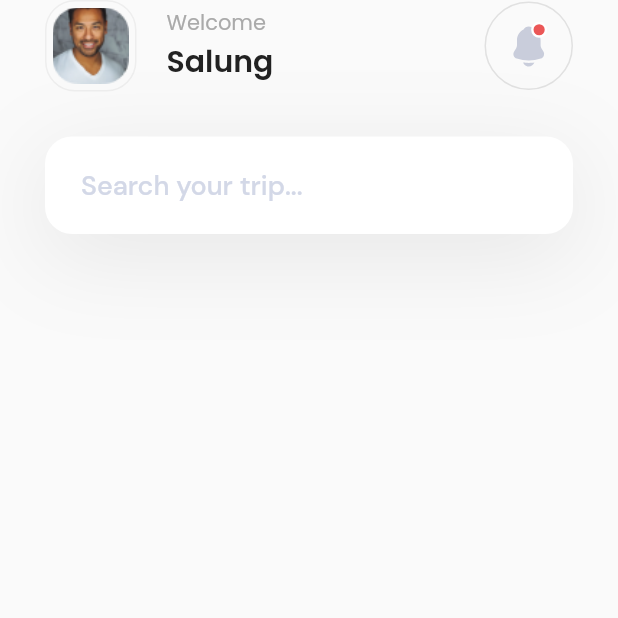
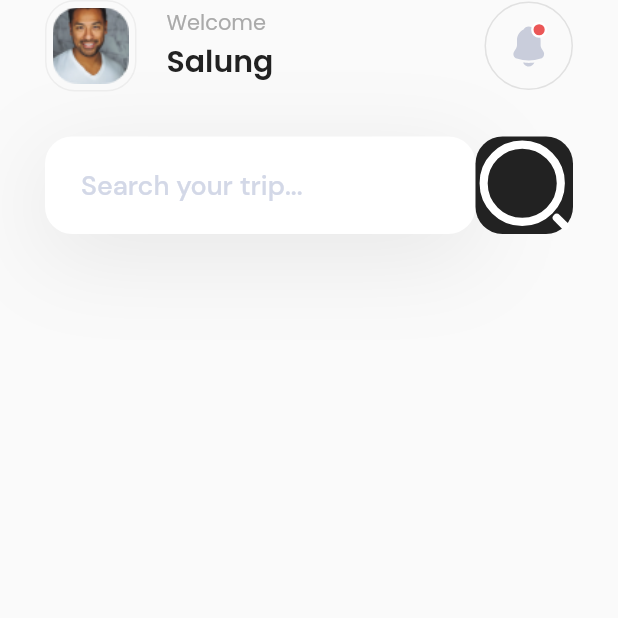
Before and after one commit to Dan-Y-Ko/Flutter-Dart-Playground, a Flutter app: the screen it shows after launch, on a phone screen of 412 x 824 dp, the top half of it. Run offline on Flutter 3.47's test engine with Material 2 defaults, Android fonts, the phone set to English and light mode, and no system bars; our stand-ins replace flutter_svg.

Commit message:
refactor some widgets to make them reuseable

```diff
--- a/flutter/ui/travel_app_ui/lib/widgets/avatar.dart
+++ b/flutter/ui/travel_app_ui/lib/widgets/avatar.dart
@@ -1,4 +1,6 @@
 import 'package:flutter/material.dart';
+
+import 'image_container.dart';
 
 class Avatar extends StatelessWidget {
   const Avatar({
@@ -7,23 +9,19 @@ class Avatar extends StatelessWidget {
 
   @override
   Widget build(BuildContext context) {
-    return Container(
+    return ImageContainer(
       height: 61.0,
       width: 61.0,
-      decoration: BoxDecoration(
-        border: Border.all(color: Color.fromRGBO(0, 0, 0, 0.05)
-            // color: Color(0xFFAAAAAA),
+      border: Border.all(
+        color: Color.fromRGBO(0, 0, 0, 0.05),
       ),
       borderRadius: BorderRadius.all(
         Radius.circular(20.0),
       ),
-      ),
-      child: Padding(
       padding: const EdgeInsets.all(4.0),
-        child: Image.asset(
+      asset: Image.asset(
         'assets/images/male_avatar.png',
         fit: BoxFit.fill,
-        ),
       ),
     );
   }
--- /dev/null
+++ b/flutter/ui/travel_app_ui/lib/widgets/image_container.dart
@@ -0,0 +1,39 @@
+import 'package:flutter/material.dart';
+
+class ImageContainer extends StatelessWidget {
+  const ImageContainer({
+    Key? key,
+    this.color,
+    required this.height,
+    required this.width,
+    this.border,
+    this.borderRadius,
+    required this.padding,
+    required this.asset,
+  }) : super(key: key);
+
+  final Color? color;
+  final double height;
+  final double width;
+  final BoxBorder? border;
+  final BorderRadiusGeometry? borderRadius;
+  final EdgeInsetsGeometry padding;
+  final Widget asset;
+
+  @override
+  Widget build(BuildContext context) {
+    return Container(
+      height: height,
+      width: width,
+      decoration: BoxDecoration(
+        color: color,
+        border: border,
+        borderRadius: borderRadius,
+      ),
+      child: Padding(
+        padding: padding,
+        child: asset,
+      ),
+    );
+  }
+}
--- a/flutter/ui/travel_app_ui/lib/widgets/notification.dart
+++ b/flutter/ui/travel_app_ui/lib/widgets/notification.dart
@@ -1,27 +1,25 @@
 import 'package:flutter/material.dart';
 import 'package:flutter_svg/flutter_svg.dart';
+
+import 'image_container.dart';
 
 class Notification extends StatelessWidget {
   const Notification({Key? key}) : super(key: key);
 
   @override
   Widget build(BuildContext context) {
-    return Container(
+    return ImageContainer(
       height: 59.0,
       width: 59.0,
-      decoration: BoxDecoration(
       border: Border.all(
         color: Color.fromRGBO(0, 0, 0, 0.1),
       ),
       borderRadius: BorderRadius.all(
         Radius.circular(50.0),
       ),
-      ),
-      child: Padding(
       padding: const EdgeInsets.all(12.0),
-        child: SvgPicture.asset(
+      asset: SvgPicture.asset(
         'assets/images/notification.svg',
-        ),
       ),
     );
   }
--- a/flutter/ui/travel_app_ui/lib/widgets/search.dart
+++ b/flutter/ui/travel_app_ui/lib/widgets/search.dart
@@ -1,6 +1,8 @@
 import 'package:flutter/material.dart';
+import 'package:flutter_svg/flutter_svg.dart';
+import 'package:travel_app_ui/widgets/input.dart';
 
-import 'input.dart';
+import 'image_container.dart';
 
 class Search extends StatelessWidget {
   const Search({Key? key}) : super(key: key);
@@ -10,6 +12,18 @@ class Search extends StatelessWidget {
     return Row(
       children: [
         Expanded(child: Input()),
+        ImageContainer(
+          color: Color(0xFF222222),
+          height: 65.0,
+          width: 65.0,
+          borderRadius: BorderRadius.all(
+            Radius.circular(18.0),
+          ),
+          padding: const EdgeInsets.all(0.0),
+          asset: SvgPicture.asset(
+            'assets/images/search-normal.svg',
+          ),
+        ),
       ],
     );
   }
```
Also changed, not shown: flutter/ui/travel_app_ui/assets/images/search-normal.svg (added). Lines whose indentation alone changed are shown as unchanged.
